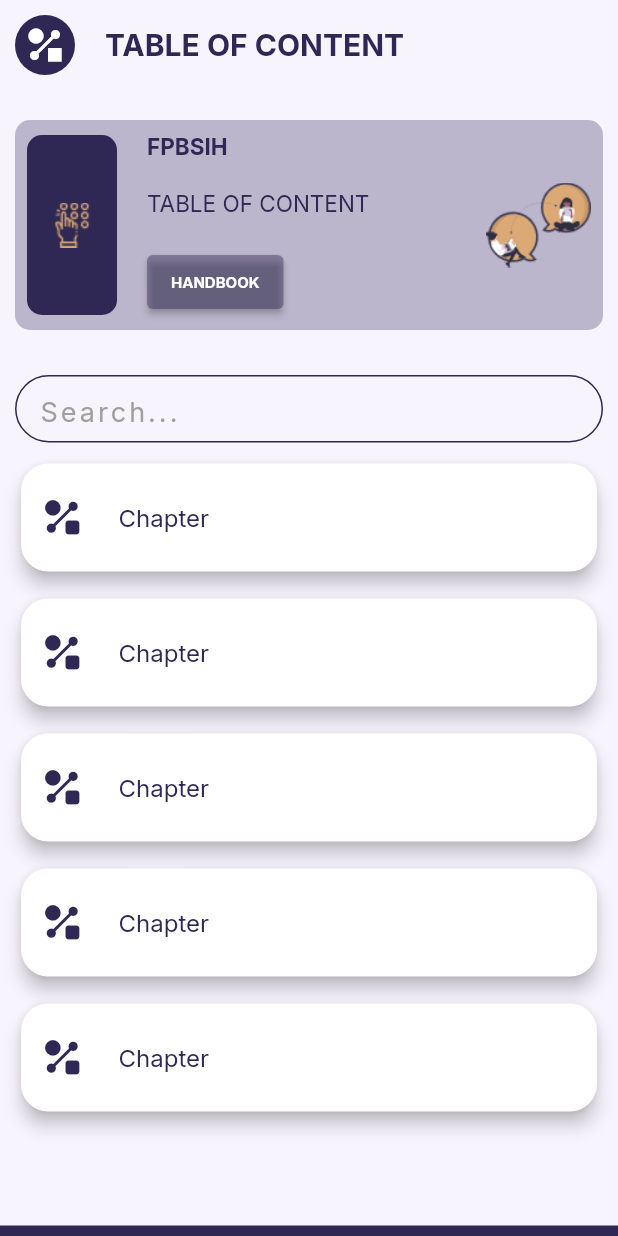
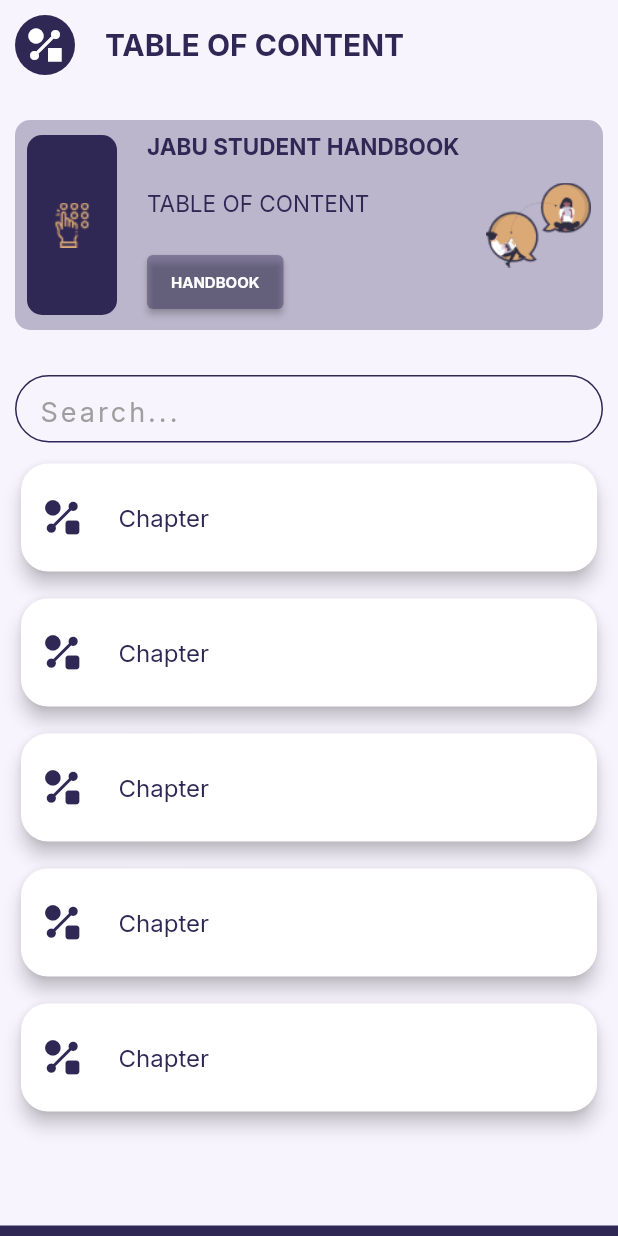
Before and after one commit to eokdev/handbook, a Flutter app: the screen it shows after launch, on a phone screen of 412 x 824 dp. Run offline on Flutter 3.47's test engine with Material 2 defaults, Android fonts, the phone set to English and light mode, and no system bars; our stand-ins replace flutter_riverpod, flutter_staggered_animations, google_fonts, simple_animations, supercharged.

Commit message:
handbook

```diff
--- a/lib/homepage.dart
+++ b/lib/homepage.dart
@@ -1,5 +1,6 @@
 import 'package:flutter/cupertino.dart';
 import 'package:flutter/material.dart';
+import 'package:flutter_staggered_animations/flutter_staggered_animations.dart';
 import 'package:google_fonts/google_fonts.dart';
 import 'package:flutter_riverpod/flutter_riverpod.dart';
 import 'package:flutter/services.dart';
@@ -16,6 +17,7 @@ class HomePage extends ConsumerStatefulWidget {
 
 class _HomePageState extends ConsumerState<HomePage> {
   final _searchController = TextEditingController();
+
   @override
   Widget build(BuildContext context) {
     ScrollController scrollController =
@@ -24,6 +26,8 @@ class _HomePageState extends ConsumerState<HomePage> {
       onTap: () {
         FocusScope.of(context).unfocus();
       },
+      child: AnimationConfiguration.synchronized(
+        duration: const Duration(milliseconds: 500),
         child: Scaffold(
           resizeToAvoidBottomInset: false,
           backgroundColor: Color(0xffF8F4FE),
@@ -43,6 +47,7 @@ class _HomePageState extends ConsumerState<HomePage> {
                     children: <Widget>[
                       Padding(
                         padding: EdgeInsets.fromLTRB(10, 10, 10, 0),
+                        child: SlidefromLeft(
                           child: Row(
                             children: [
                               CircleAvatar(
@@ -67,10 +72,10 @@ class _HomePageState extends ConsumerState<HomePage> {
                             ],
                           ),
                         ),
+                      ),
                       SizedBox(height: 20),
-                    FadeAnimation(
-                      1,
-                      Padding(
+                      SlidefromTop(
+                        child: Padding(
                           padding: EdgeInsets.fromLTRB(10, 10, 10, 0),
                           child: Container(
                             height: 140,
@@ -81,7 +86,8 @@ class _HomePageState extends ConsumerState<HomePage> {
                             child: Padding(
                               padding: EdgeInsets.all(8.0),
                               child: Row(
-                              mainAxisAlignment: MainAxisAlignment.spaceEvenly,
+                                mainAxisAlignment:
+                                    MainAxisAlignment.spaceEvenly,
                                 children: [
                                   Expanded(
                                     child: Row(
@@ -110,14 +116,15 @@ class _HomePageState extends ConsumerState<HomePage> {
                                                 CrossAxisAlignment.start,
                                             children: [
                                               Text(
-                                              "FPBSIH",
+                                                "JABU STUDENT HANDBOOK",
                                                 style: GoogleFonts.inter(
                                                     color: purple,
                                                     fontWeight: FontWeight.bold,
                                                     fontSize: 15),
                                               ),
                                               Text("TABLE OF CONTENT",
-                                                overflow: TextOverflow.ellipsis,
+                                                  overflow:
+                                                      TextOverflow.ellipsis,
                                                   style: GoogleFonts.inter(
                                                       color: purple,
                                                       fontSize: 15)),
@@ -162,14 +169,16 @@ class _HomePageState extends ConsumerState<HomePage> {
                         child: Container(
                           child: Column(
                             children: [
-                            Padding(
+                              SlidefromRight(
+                                child: Padding(
                                   padding: EdgeInsets.fromLTRB(10, 10, 10, 0),
                                   child: Container(
                                       width: double.infinity,
                                       height: 45,
                                       decoration: BoxDecoration(
                                           border: Border.all(color: purple),
-                                      borderRadius: BorderRadius.circular(25)),
+                                          borderRadius:
+                                              BorderRadius.circular(25)),
                                       child: TextFormField(
                                         autofocus: false,
                                         controller: _searchController,
@@ -190,7 +199,7 @@ class _HomePageState extends ConsumerState<HomePage> {
                                                     color: purple, width: 2))),
                                       )),
                                 ),
-
+                              ),
                               Expanded(
                                 child: CupertinoScrollbar(
                                   thumbVisibility: true,
@@ -202,7 +211,8 @@ class _HomePageState extends ConsumerState<HomePage> {
                                       ),
                                     ),
                                     child: Padding(
-                                    padding: EdgeInsets.fromLTRB(10, 10, 10, 0),
+                                      padding:
+                                          EdgeInsets.fromLTRB(10, 10, 10, 0),
                                       child: ListView.builder(
                                           controller: scrollController,
                                           padding: EdgeInsets.only(bottom: 30),
@@ -230,8 +240,8 @@ class _HomePageState extends ConsumerState<HomePage> {
                                                   //                       test.chapter,
                                                   //                 )));
                                                 },
-                                              child: FadeAnimation(
-                                                2,
+                                                child: SlidefromBottom(
+                                             child:
                                                   Column(
                                                     children: [
                                                       Container(
@@ -241,7 +251,8 @@ class _HomePageState extends ConsumerState<HomePage> {
                                                               RoundedRectangleBorder(
                                                             borderRadius:
                                                                 BorderRadius
-                                                                  .circular(18),
+                                                                    .circular(
+                                                                        18),
                                                           ),
                                                           elevation: 5,
                                                           child: Align(
@@ -261,8 +272,7 @@ class _HomePageState extends ConsumerState<HomePage> {
                                                                   size: 25),
                                                               title: Text(
                                                                   "Chapter",
-                                                                style: GoogleFonts
-                                                                    .inter(
+                                                                  style: GoogleFonts.inter(
                                                                       fontSize:
                                                                           16,
                                                                       color:
@@ -292,6 +302,192 @@ class _HomePageState extends ConsumerState<HomePage> {
             ),
           ),
         ),
+      ),
     );
   }
 }
+
+class SlidefromLeft extends ConsumerStatefulWidget {
+  final Widget child;
+  const SlidefromLeft({super.key, required this.child});
+
+  @override
+  ConsumerState<ConsumerStatefulWidget> createState() => _SlidefromLeftState();
+}
+
+class _SlidefromLeftState extends ConsumerState<SlidefromLeft>
+    with SingleTickerProviderStateMixin {
+  late AnimationController _animationController;
+  late Animation<Offset> _animation;
+
+  @override
+  void initState() {
+    super.initState();
+    _animationController = AnimationController(
+      duration: Duration(seconds: 1),
+      vsync: this,
+    );
+
+    _animation = Tween<Offset>(
+      begin: Offset(1.0, 0.0),
+      end: Offset.zero,
+    ).animate(CurvedAnimation(
+      parent: _animationController,
+      curve: Curves.easeOut,
+    ));
+
+    // Start the animation
+    _animationController.forward();
+  }
+
+  @override
+  void dispose() {
+    _animationController.dispose();
+    super.dispose();
+  }
+
+  @override
+  Widget build(BuildContext context) {
+    return SlideTransition(
+      position: _animation,
+      child: widget.child,
+    );
+  }
+}
+
+class SlidefromRight extends ConsumerStatefulWidget {
+  final Widget child;
+  const SlidefromRight({super.key, required this.child});
+
+  @override
+  ConsumerState<ConsumerStatefulWidget> createState() => _SlidefromRightState();
+}
+
+class _SlidefromRightState extends ConsumerState<SlidefromRight>
+    with SingleTickerProviderStateMixin {
+  late AnimationController _animationController;
+  late Animation<Offset> _animation;
+
+  @override
+  void initState() {
+    super.initState();
+    _animationController = AnimationController(
+      duration: Duration(seconds: 1),
+      vsync: this,
+    );
+
+    _animation = Tween<Offset>(
+      begin: Offset(-1.0, 0.0),
+      end: Offset.zero,
+    ).animate(CurvedAnimation(
+      parent: _animationController,
+      curve: Curves.easeOut,
+    ));
+
+    // Start the animation
+    _animationController.forward();
+  }
+
+  @override
+  void dispose() {
+    _animationController.dispose();
+    super.dispose();
+  }
+
+  @override
+  Widget build(BuildContext context) {
+    return SlideTransition(
+      position: _animation,
+      child: widget.child,
+    );
+  }
+}
+
+
+class SlidefromBottom extends ConsumerStatefulWidget {
+  final Widget child;
+  const SlidefromBottom({super.key, required this.child});
+
+  @override
+  ConsumerState<ConsumerStatefulWidget> createState() => _SlidefromBottomState();
+}
+
+class _SlidefromBottomState extends ConsumerState<SlidefromBottom>with SingleTickerProviderStateMixin {
+ late AnimationController _animationController;
+  late Animation<Offset> _animation;
+
+  @override
+  void initState() {
+    super.initState();
+    _animationController = AnimationController(
+      duration: Duration(seconds: 1),
+      vsync: this,
+    );
+
+    _animation = Tween<Offset>(
+      begin: Offset(0.0, 1.0),
+      end: Offset.zero,
+    ).animate(CurvedAnimation(
+      parent: _animationController,
+      curve: Curves.easeOut,
+    ));
+
+    // Start the animation
+    _animationController.forward();
+  }
+
+  @override
+  void dispose() {
+    _animationController.dispose();
+    super.dispose();
+  }
+
+  @override
+  Widget build(BuildContext context) {
+    return SlideTransition(position: _animation, child: widget.child,);
+  }
+}
+
+class SlidefromTop extends ConsumerStatefulWidget {
+  final Widget child;
+  const SlidefromTop({super.key, required this.child});
+
+  @override
+  ConsumerState<ConsumerStatefulWidget> createState() => _SlidefromTopState();
+}
+
+class _SlidefromTopState extends ConsumerState<SlidefromTop>with SingleTickerProviderStateMixin {
+ late AnimationController _animationController;
+  late Animation<Offset> _animation;
+
+  @override
+  void initState() {
+    super.initState();
+    _animationController = AnimationController(
+      duration: Duration(seconds: 1),
+      vsync: this,
+    );
+
+    _animation = Tween<Offset>(
+      begin: Offset(0.0, -1.0),
+      end: Offset.zero,
+    ).animate(CurvedAnimation(
+      parent: _animationController,
+      curve: Curves.easeOut,
+    ));
+
+    // Start the animation
+    _animationController.forward();
+  }
+
+  @override
+  void dispose() {
+    _animationController.dispose();
+    super.dispose();
+  }
+
+  @override
+  Widget build(BuildContext context) {
+    return SlideTransition(position: _animation, child: widget.child,);
+  }
+}
--- a/pubspec.yaml
+++ b/pubspec.yaml
@@ -46,6 +46,7 @@ dependencies:
   http: ^0.13.5
   flutter_spinkit: ^5.1.0
   flutter_riverpod: ^2.3.4
+  flutter_staggered_animations: ^1.1.1
 
 dev_dependencies:
   flutter_launcher_icons: ^0.13.0
```
Also changed, not shown: pubspec.lock. Lines whose indentation alone changed are shown as unchanged.
